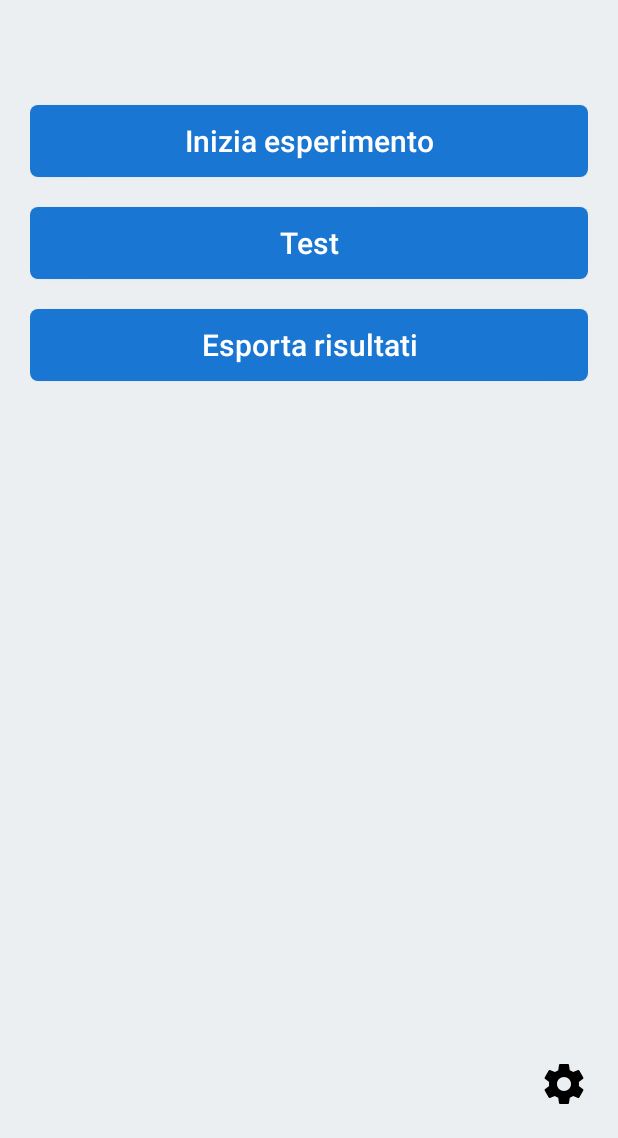
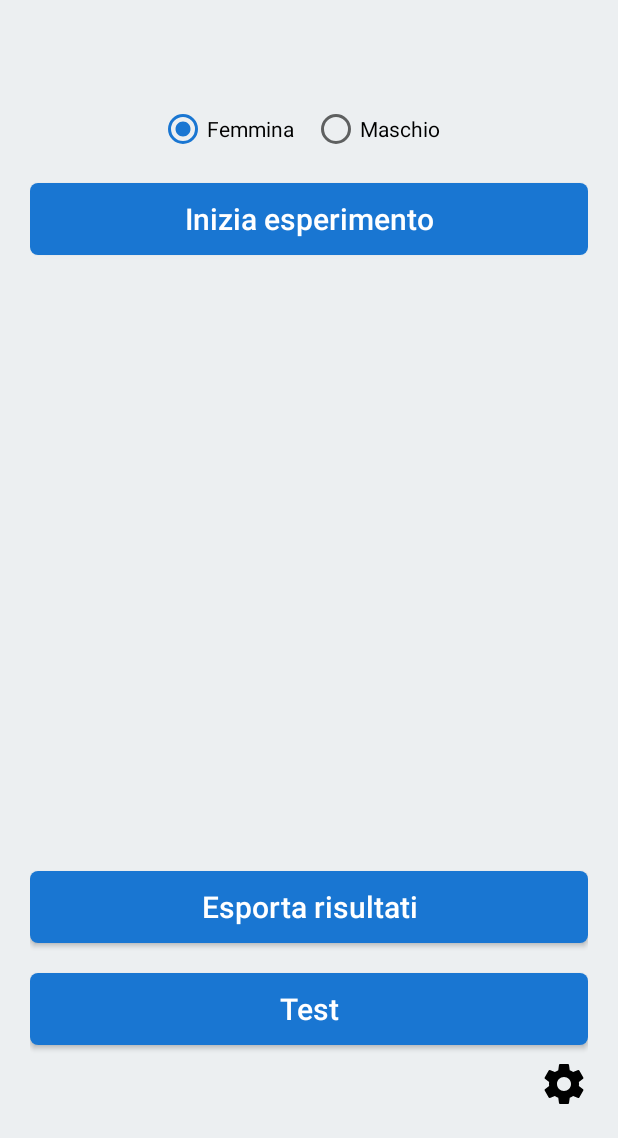
Before and after one commit to MR6996/vocal-synth-mdea, an Android app: the screen it shows after launch (MainActivity), on a phone screen of 412 x 824 dp, the part 98-1236 px from its top. Run offline under Robolectric (Android 15) with nearby library versions, the phone set to English and light mode, and no system bars; libraries missing offline, so code that uses them is left out: org.zeroturnaround.zip.

Commit message:
Add gender information.

```diff
--- a/app/src/main/java/com/example/mariorandazzo/vocalsynth/activities/ExperimentActivity.java
+++ b/app/src/main/java/com/example/mariorandazzo/vocalsynth/activities/ExperimentActivity.java
@@ -31,6 +31,7 @@ public class ExperimentActivity extends BaseActivity {
     private List<Sample> samples = new ArrayList<>();
     private String resultDirectoryName;
     private int samplesNumber;
+    private boolean subjectGender;
 
     private DspFaust dspFaust;
     private int samplingRate;
@@ -67,6 +68,9 @@ public class ExperimentActivity extends BaseActivity {
         samplingRate = Integer.parseInt(Objects.requireNonNull(preferences.getString(getString(R.string.settings_sampling_rate_key), "48000")));
         blockSize = Integer.parseInt(Objects.requireNonNull(preferences.getString(getString(R.string.settings_block_size_key), "128")));
 
+        Bundle extrasBundle = getIntent().getExtras();
+        if (extrasBundle != null)
+            subjectGender = extrasBundle.getBoolean(MainActivity.GENDER_EXTRA);
 
         dspFaust = new DspFaust(samplingRate, blockSize);
         randGen = new Random(new Date().getTime());
@@ -133,7 +137,7 @@ public class ExperimentActivity extends BaseActivity {
         CSVPrinter csvFilePrinter = null;
         File reusltFile = new File(
                 getExternalFilesDir(resultDirectoryName),
-                "sample_" + new Date().getTime() + ".csv"
+                "sample_" + (subjectGender ? "M" : "F") + "_" + new Date().getTime() + ".csv"
         );
 
         try {
--- a/app/src/main/java/com/example/mariorandazzo/vocalsynth/activities/MainActivity.java
+++ b/app/src/main/java/com/example/mariorandazzo/vocalsynth/activities/MainActivity.java
@@ -4,6 +4,7 @@ import android.content.Intent;
 import android.net.Uri;
 import android.os.Bundle;
 import android.view.View;
+import android.widget.RadioGroup;
 import android.widget.Toast;
 
 import com.example.mariorandazzo.vocalsynth.R;
@@ -14,7 +15,11 @@ import java.io.File;
 
 public class MainActivity extends BaseActivity {
 
+    protected static final String GENDER_EXTRA = "com.randazzo.mario.gender.extra.key";
+
     private String resultDirectoryName;
+
+    private RadioGroup genderRadioGroup;
 
     @Override
     protected void onCreate(Bundle savedInstanceState) {
@@ -22,10 +27,14 @@ public class MainActivity extends BaseActivity {
         setContentView(R.layout.activity_main);
 
         resultDirectoryName = preferences.getString(getString(R.string.settings_result_directory_key), "/samples");
+
+        genderRadioGroup = findViewById(R.id.gender_radio_group);
     }
 
     public void startExperiment(View view) {
-        startActivity(new Intent(this, ExperimentActivity.class));
+        Intent experimentIntent = new Intent(this, ExperimentActivity.class);
+        experimentIntent.putExtra(GENDER_EXTRA, genderRadioGroup.getCheckedRadioButtonId() == R.id.m_radio);
+        startActivity(experimentIntent);
     }
 
     public void goToTest(View view) {
--- a/app/src/main/res/layout/activity_main.xml
+++ b/app/src/main/res/layout/activity_main.xml
@@ -18,28 +18,50 @@
         android:textAppearance="@style/TextAppearance.AppCompat.Display1"
         android:textColor="@color/colorOnPrimary" />
 
+    <RadioGroup
+        android:id="@+id/gender_radio_group"
+        android:layout_width="match_parent"
+        android:layout_height="wrap_content"
+        android:layout_below="@id/title"
+        android:gravity="center"
+        android:orientation="horizontal"
+        android:padding="10dp">
+
+        <RadioButton
+            android:id="@+id/f_radio"
+            style="@style/radio_button_style"
+            android:checked="true"
+            android:text="@string/f_gender" />
+
+        <RadioButton
+            android:id="@+id/m_radio"
+            style="@style/radio_button_style"
+            android:text="@string/m_gender" />
+    </RadioGroup>
+
     <Button
         android:id="@+id/start_button"
         style="@style/button_style"
-        android:layout_below="@id/title"
+        android:layout_below="@id/gender_radio_group"
         android:onClick="startExperiment"
         android:text="@string/start_experiment_button" />
 
     <Button
+        android:id="@+id/share_button"
+        style="@style/button_style"
+        android:layout_above="@+id/test_button"
+        android:onClick="shareResults"
+        android:text="@string/share_button" />
+
+    <Button
         android:id="@+id/test_button"
         style="@style/button_style"
-        android:layout_below="@id/start_button"
+        android:layout_above="@+id/settings"
         android:onClick="goToTest"
         android:text="@string/test_button" />
 
-    <Button
-        android:id="@+id/share_button"
-        style="@style/button_style"
-        android:layout_below="@id/test_button"
-        android:onClick="shareResults"
-        android:text="@string/share_button" />
-
     <ImageView
+        android:id="@+id/settings"
         android:layout_width="wrap_content"
         android:layout_height="wrap_content"
         android:layout_alignParentEnd="true"
--- a/app/src/main/res/values/strings.xml
+++ b/app/src/main/res/values/strings.xml
@@ -15,7 +15,7 @@
     <string name="o_vowel">O</string>
     <string name="u_vowel">U</string>
     <string name="confirm_button">Conferma</string>
-    <string name="experiment_description">bla bla bla </string>
+    <string name="experiment_description">L\'esperimento consiste nell\'ascoltare vari suoni prodotti da un sintetizzatore vocale, e per ognuno di essi specificare quale voale si sta ascoltando. \n\nPer attivare/disattivare l\'audio usa la seguente icona.\n\n</string>
     <string name="share_button">Esporta risultati</string>
     <string name="exportChooserTitle">Esporta…</string>
     <string name="exportFailed">Nessun risultato da esportare!</string>
@@ -36,4 +36,6 @@
     <string name="settings_sampling_rate_key">sampling_rate</string>
     <string name="settings_samples_number_key">samples_number</string>
     <string name="settings_result_directory_key">result_directory</string>
+    <string name="f_gender">Femmina</string>
+    <string name="m_gender">Maschio</string>
 </resources>
--- a/app/src/main/res/values/styles.xml
+++ b/app/src/main/res/values/styles.xml
@@ -48,4 +48,10 @@
         <item name="android:textAppearance">@style/TextAppearance.AppCompat.Title</item>
     </style>
 
+    <style name="radio_button_style">
+        <item name="android:layout_width">wrap_content</item>
+        <item name="android:layout_height">wrap_content</item>
+        <item name="android:paddingEnd">12dp</item>
+    </style>
+
 </resources>
```
Also changed, not shown: app/src/main/res/layout/activity_experiment.xml (+5 -10 lines).
